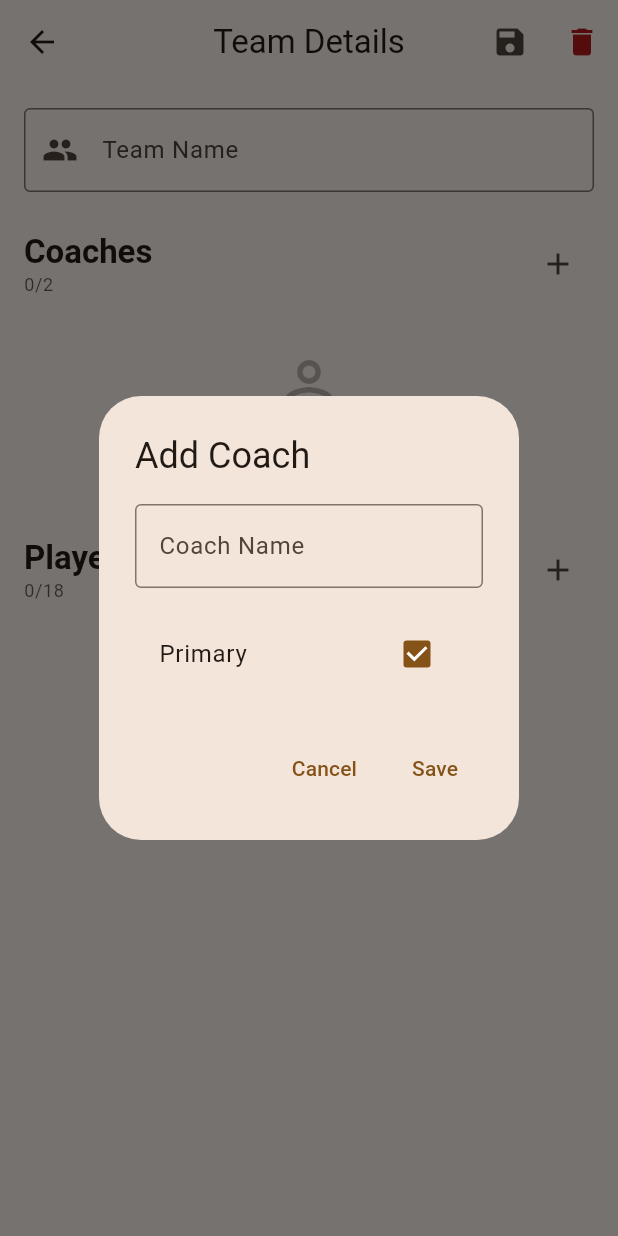
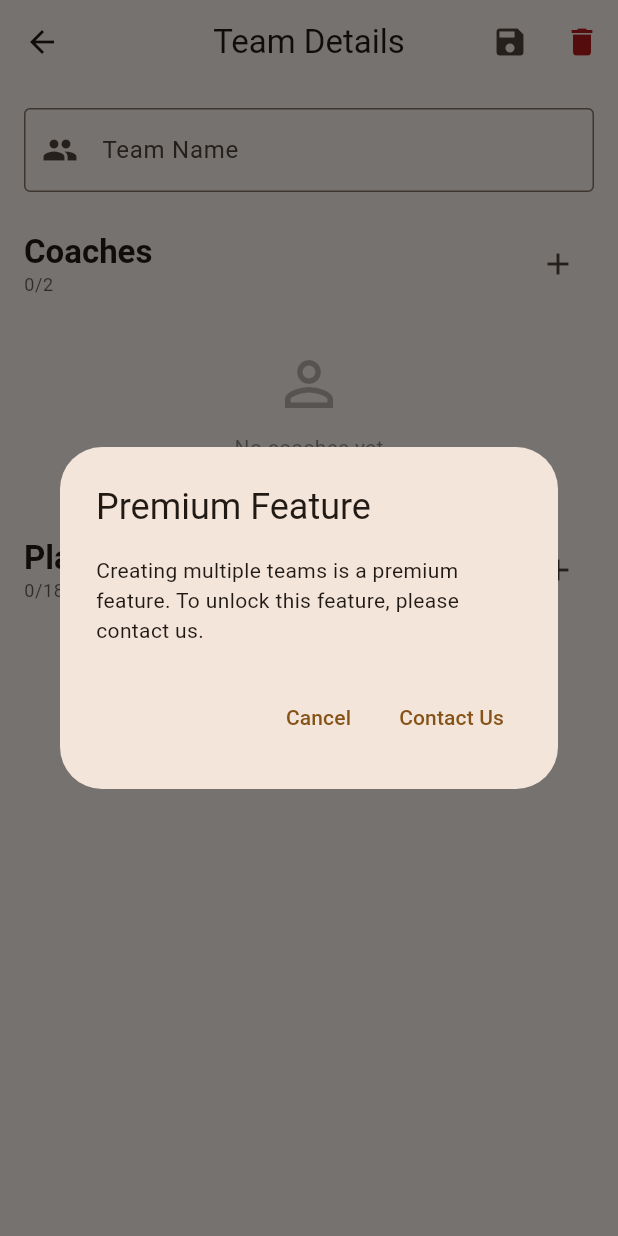
Before and after one commit to PauBenetPrat/volleyflow, a Flutter app: the TeamDetailPage screen opened directly with empty values, after a tap on the "add" icon, on a phone screen of 412 x 824 dp. Run offline on Flutter 3.47's test engine with Material 3 defaults, Android fonts, the phone set to English and light mode, and no system bars; our stand-ins replace flutter_riverpod, go_router, shared_preferences; accounts and stored records are empty.

Commit message:
no-rev: feat: Seed a default team on initial app load and add new localization strings for premium features and help.

```diff
--- a/lib/features/teams/domain/providers/teams_provider.dart
+++ b/lib/features/teams/domain/providers/teams_provider.dart
@@ -1,9 +1,11 @@
 import 'dart:convert';
 import 'package:flutter_riverpod/flutter_riverpod.dart';
 import 'package:shared_preferences/shared_preferences.dart';
+import 'package:uuid/uuid.dart';
 import '../models/team.dart';
 import '../models/player.dart';
 import '../models/coach.dart';
+import '../models/player_position.dart';
 
 class TeamsState {
   final List<Team> teams;
@@ -54,7 +56,8 @@
 
         state = state.copyWith(teams: teams, isLoading: false);
       } else {
-        state = state.copyWith(isLoading: false);
+        // If no teams found, seed default team
+        _seedDefaultTeam();
       }
     } catch (e) {
       // Si hi ha error en carregar, continuar amb llista buida
@@ -167,6 +170,43 @@
     );
     updateTeam(updatedTeam);
   }
+
+  void _seedDefaultTeam() {
+    final uuid = Uuid();
+    final defaultTeam = Team(
+      id: uuid.v4(),
+      name: 'VolleyFlow Demo',
+      players: [
+        Player(id: uuid.v4(), name: 'Alex Johnson', number: 1, age: 22, height: 195, mainPosition: PlayerPosition.setter, gender: PlayerGender.male),
+        Player(id: uuid.v4(), name: 'Sam Smith', number: 2, age: 24, height: 188, mainPosition: PlayerPosition.attack, gender: PlayerGender.male),
+        Player(id: uuid.v4(), name: 'Chris Davis', number: 3, age: 23, height: 202, mainPosition: PlayerPosition.middleBlock, gender: PlayerGender.male),
+        Player(id: uuid.v4(), name: 'Pat Wilson', number: 4, age: 21, height: 198, mainPosition: PlayerPosition.opposite, gender: PlayerGender.male),
+        Player(id: uuid.v4(), name: 'Taylor Brown', number: 5, age: 25, height: 190, mainPosition: PlayerPosition.attack, gender: PlayerGender.male),
+        Player(id: uuid.v4(), name: 'Jordan Miller', number: 6, age: 22, height: 205, mainPosition: PlayerPosition.middleBlock, gender: PlayerGender.male),
+        Player(id: uuid.v4(), name: 'Casey Jones', number: 7, age: 20, height: 175, mainPosition: PlayerPosition.libero, gender: PlayerGender.male),
+        Player(id: uuid.v4(), name: 'Jamie White', number: 8, age: 26, height: 192, mainPosition: PlayerPosition.setter, gender: PlayerGender.male),
+        Player(id: uuid.v4(), name: 'Morgan Green', number: 9, age: 23, height: 189, mainPosition: PlayerPosition.attack, gender: PlayerGender.male),
+        Player(id: uuid.v4(), name: 'Drew Black', number: 10, age: 24, height: 200, mainPosition: PlayerPosition.middleBlock, gender: PlayerGender.male),
+        Player(id: uuid.v4(), name: 'Riley King', number: 11, age: 22, height: 196, mainPosition: PlayerPosition.opposite, gender: PlayerGender.male),
+        Player(id: uuid.v4(), name: 'Avery Scott', number: 12, age: 21, height: 191, mainPosition: PlayerPosition.attack, gender: PlayerGender.male),
+        Player(id: uuid.v4(), name: 'Quinn Hall', number: 13, age: 25, height: 203, mainPosition: PlayerPosition.middleBlock, gender: PlayerGender.male),
+        Player(id: uuid.v4(), name: 'Reese Adams', number: 14, age: 20, height: 178, mainPosition: PlayerPosition.libero, gender: PlayerGender.male),
+        Player(id: uuid.v4(), name: 'Skyler Clark', number: 15, age: 23, height: 194, mainPosition: PlayerPosition.setter, gender: PlayerGender.male),
+        Player(id: uuid.v4(), name: 'Cameron Lewis', number: 16, age: 24, height: 190, mainPosition: PlayerPosition.attack, gender: PlayerGender.male),
+        Player(id: uuid.v4(), name: 'Parker Young', number: 17, age: 22, height: 201, mainPosition: PlayerPosition.middleBlock, gender: PlayerGender.male),
+        Player(id: uuid.v4(), name: 'Dakota Hill', number: 18, age: 21, height: 197, mainPosition: PlayerPosition.opposite, gender: PlayerGender.male),
+      ],
+      coaches: [
+        Coach(id: uuid.v4(), name: 'Coach Carter', isPrimary: true),
+        Coach(id: uuid.v4(), name: 'Assistant Lee', isPrimary: false),
+      ],
+      createdAt: DateTime.now(),
+      updatedAt: DateTime.now(),
+    );
+
+    state = state.copyWith(teams: [defaultTeam], isLoading: false);
+    _saveToLocal();
+  }
 }
 
 final teamsProvider = NotifierProvider<TeamsNotifier, TeamsState>(() {
--- a/lib/l10n/app_ca.arb
+++ b/lib/l10n/app_ca.arb
@@ -138,5 +138,9 @@
   "dontShowAgain": "No tornar a mostrar",
   "doubleTapDiscoveryTitle": "Ho sabies?",
   "doubleTapDiscoveryMessage": "Acabes de descobrir una funció oculta! El doble toc rota endarrere.",
-  "gotIt": "Entesos!"
+  "gotIt": "Entesos!",
+  "premiumFeature": "Funció Premium",
+  "premiumFeatureMessage": "Crear múltiples equips és una funció premium. Per desbloquejar aquesta funció, contacta amb nosaltres.",
+  "premiumFeatureRequest": "Sol·licitud de Funció Premium",
+  "contactUs": "Contacta'ns"
 }
--- a/lib/l10n/app_en.arb
+++ b/lib/l10n/app_en.arb
@@ -571,5 +571,21 @@
   "gotIt": "Got it!",
   "@gotIt": {
     "description": "Button to dismiss discovery dialog"
+  },
+  "premiumFeature": "Premium Feature",
+  "@premiumFeature": {
+    "description": "Premium feature dialog title"
+  },
+  "premiumFeatureMessage": "Creating multiple teams is a premium feature. To unlock this feature, please contact us.",
+  "@premiumFeatureMessage": {
+    "description": "Premium feature dialog message"
+  },
+  "premiumFeatureRequest": "Premium Feature Request",
+  "@premiumFeatureRequest": {
+    "description": "Email subject for premium feature request"
+  },
+  "contactUs": "Contact Us",
+  "@contactUs": {
+    "description": "Contact us button"
   }
 }
--- a/lib/l10n/app_localizations_ca.dart
+++ b/lib/l10n/app_localizations_ca.dart
@@ -358,17 +358,17 @@
   String get teamSaved => 'Equip desat';
 
   @override
-  String get premiumFeature => 'Funcionalitat Premium';
+  String get premiumFeature => 'Funció Premium';
 
   @override
   String get premiumFeatureMessage =>
-      'Crear múltiples equips és una funcionalitat premium. Per desbloquejar aquesta funcionalitat, si us plau, contacta amb nosaltres.';
+      'Crear múltiples equips és una funció premium. Per desbloquejar aquesta funció, contacta amb nosaltres.';
 
   @override
-  String get premiumFeatureRequest => 'Sol·licitud de Funcionalitat Premium';
+  String get premiumFeatureRequest => 'Sol·licitud de Funció Premium';
 
   @override
-  String get contactUs => 'Contacta amb Nosaltres';
+  String get contactUs => 'Contacta\'ns';
 
   @override
   String get gender => 'Sexe';
```
Also changed, not shown: lib/features/teams/presentation/pages/team_detail_page.dart (+51 -111 lines), lib/features/teams/presentation/pages/teams_list_page.dart (+3 -21 lines), lib/l10n/app_de.arb (+10 -1 lines), lib/l10n/app_es.arb (+10 -1 lines), lib/l10n/app_eu.arb (+10 -1 lines), lib/l10n/app_fr.arb (+10 -1 lines).
